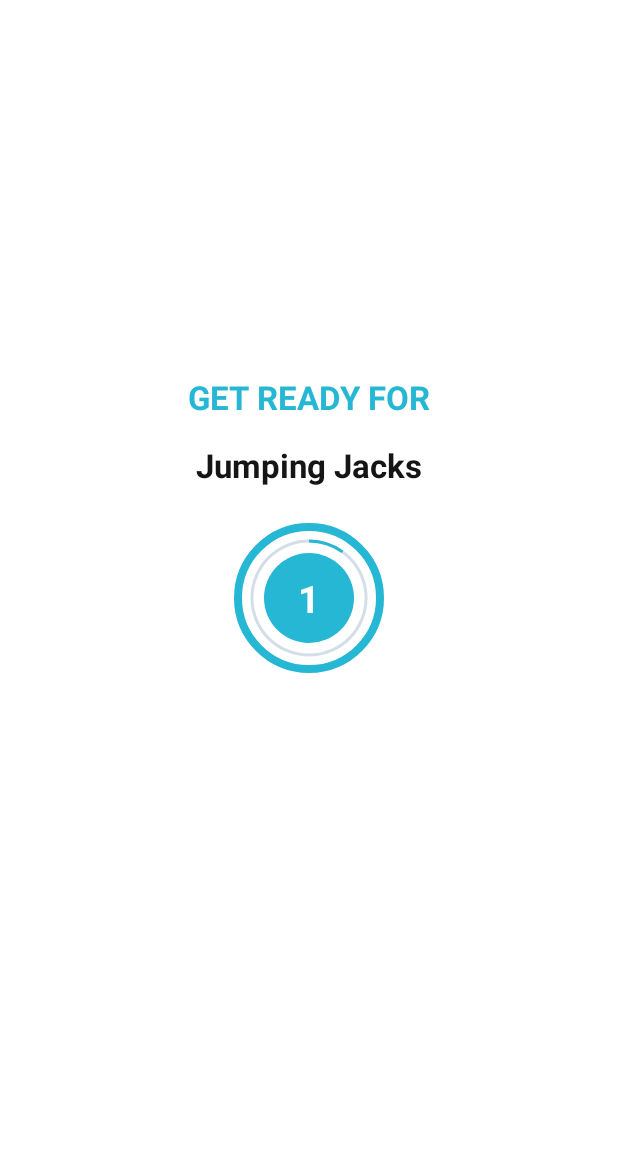
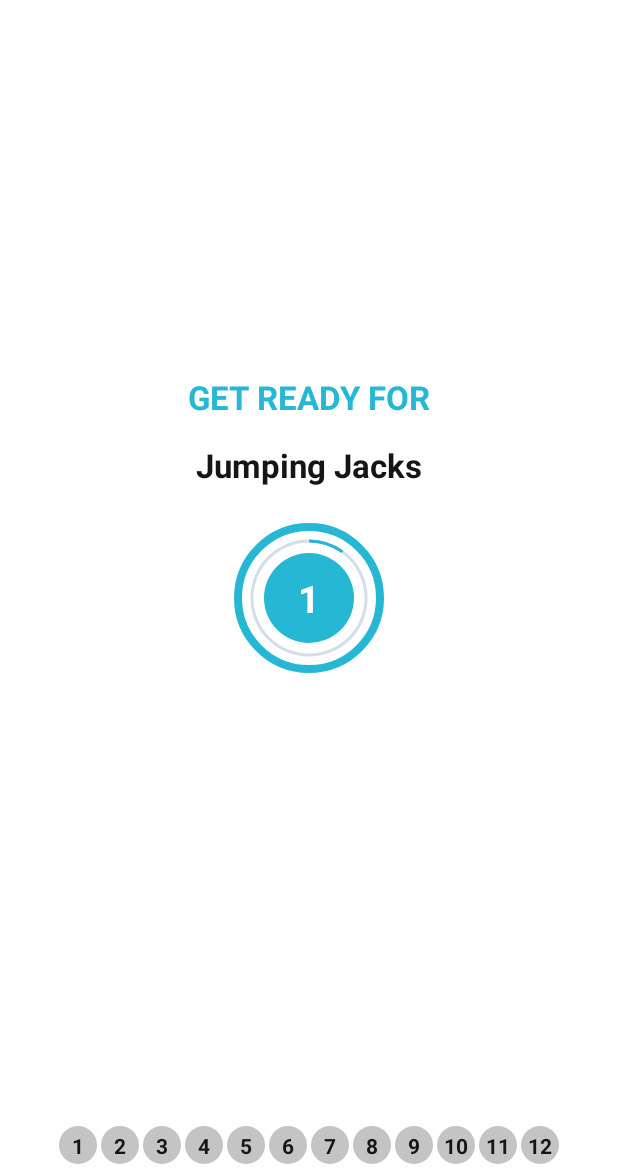
Before and after one commit to anibalventura/7-minutes-workout, an Android app: the ExerciseFragment screen opened through its navigation route, on a phone screen of 412 x 824 dp, the part 62-1236 px from its top. Run offline under Robolectric (Android 15) with nearby library versions, the phone set to English and light mode, and no system bars; our stand-ins replace data binding, navigation-ui.

Commit message:
Add exercise status.

```diff
--- a/app/build.gradle
+++ b/app/build.gradle
@@ -57,12 +57,15 @@ dependencies {
     // Support libraries
     implementation "androidx.appcompat:appcompat:1.2.0"
     implementation "androidx.fragment:fragment-ktx:1.2.5"
-    implementation "androidx.constraintlayout:constraintlayout:2.0.2"
+    implementation "androidx.constraintlayout:constraintlayout:2.0.4"
     implementation 'androidx.legacy:legacy-support-v4:1.0.0'
 
     // Navigation
     implementation "android.arch.navigation:navigation-fragment-ktx:$navigation_version"
     implementation "android.arch.navigation:navigation-ui-ktx:$navigation_version"
+
+    // RecyclerView
+    implementation 'androidx.recyclerview:recyclerview:1.1.0'
 
     // Preferences
     implementation "androidx.preference:preference-ktx:1.1.1"
--- /dev/null
+++ b/app/src/main/java/com/anibalventura/t7minutesworkout/adapters/ExerciseStatusAdapter.kt
@@ -0,0 +1,62 @@
+package com.anibalventura.t7minutesworkout.adapters
+
+import android.content.Context
+import android.view.LayoutInflater
+import android.view.View
+import android.view.ViewGroup
+import android.widget.TextView
+import androidx.core.app.ActivityCompat
+import androidx.core.content.ContextCompat
+import androidx.recyclerview.widget.RecyclerView
+import com.anibalventura.t7minutesworkout.R
+import com.anibalventura.t7minutesworkout.data.ExerciseModel
+import kotlinx.android.synthetic.main.item_exercise_status.view.*
+
+class ExerciseStatusAdapter(
+    private val items: MutableList<ExerciseModel>,
+    private val context: Context
+) :
+    RecyclerView.Adapter<ExerciseStatusAdapter.ViewHolder>() {
+
+    class ViewHolder(view: View) : RecyclerView.ViewHolder(view) {
+        val tvItem: TextView = view.tvItem
+    }
+
+    override fun onCreateViewHolder(parent: ViewGroup, viewType: Int): ViewHolder {
+        return ViewHolder(
+            LayoutInflater.from(context)
+                .inflate(R.layout.item_exercise_status, parent, false)
+        )
+    }
+
+    override fun onBindViewHolder(holder: ViewHolder, position: Int) {
+        val exerciseModel: ExerciseModel = items[position]
+        holder.tvItem.text = exerciseModel.getId().toString()
+
+        when {
+            exerciseModel.getIsSelected() -> {
+                holder.tvItem.background =
+                    ContextCompat.getDrawable(context, R.drawable.circular_item_accent_border)
+                holder.tvItem.setTextColor(
+                    ActivityCompat.getColor(context, R.color.secondaryTextColor)
+                )
+            }
+            exerciseModel.getIsCompleted() -> {
+                holder.tvItem.background =
+                    ContextCompat.getDrawable(context, R.drawable.circular_item_accent_bg)
+                holder.tvItem.setTextColor(
+                    ActivityCompat.getColor(context, R.color.primaryTextColor)
+                )
+            }
+            else -> {
+                holder.tvItem.background =
+                    ContextCompat.getDrawable(context, R.drawable.circular_item_bg)
+                holder.tvItem.setTextColor(
+                    ActivityCompat.getColor(context, R.color.secondaryTextColor)
+                )
+            }
+        }
+    }
+
+    override fun getItemCount(): Int = items.size
+}
--- a/app/src/main/java/com/anibalventura/t7minutesworkout/data/ExerciseModel.kt
+++ b/app/src/main/java/com/anibalventura/t7minutesworkout/data/ExerciseModel.kt
@@ -1,4 +1,6 @@
 package com.anibalventura.t7minutesworkout.data
+
+import com.anibalventura.t7minutesworkout.R
 
 data class ExerciseModel(
     private var id: Int,
@@ -52,3 +54,68 @@ data class ExerciseModel(
         this.isSelected = isSelected
     }
 }
+
+object Exercises {
+    fun getExercises(): MutableList<ExerciseModel> {
+        return mutableListOf(
+            ExerciseModel(
+                1, "Jumping Jacks", R.drawable.ic_jumping_jacks,
+                isCompleted = false,
+                isSelected = false
+            ),
+            ExerciseModel(
+                2, "Wall Sit", R.drawable.ic_wall_sit,
+                isCompleted = false,
+                isSelected = false
+            ),
+            ExerciseModel(
+                3, "Push Up", R.drawable.ic_push_up,
+                isCompleted = false,
+                isSelected = false
+            ),
+            ExerciseModel(
+                4, "Abdominal Crunch", R.drawable.ic_abdominal_crunch,
+                isCompleted = false,
+                isSelected = false
+            ),
+            ExerciseModel(
+                5, "Step-Up onto Chair", R.drawable.ic_step_up_onto_chair,
+                isCompleted = false,
+                isSelected = false
+            ),
+            ExerciseModel(6, "Squat", R.drawable.ic_squat, isCompleted = false, isSelected = false),
+            ExerciseModel(
+                7,
+                "Triceps Dip On Chair",
+                R.drawable.ic_triceps_dip_on_chair,
+                isCompleted = false,
+                isSelected = false
+            ),
+            ExerciseModel(8, "Plank", R.drawable.ic_plank, isCompleted = false, isSelected = false),
+            ExerciseModel(
+                9,
+                "High Knees Running In Place",
+                R.drawable.ic_high_knees_running_in_place,
+                isCompleted = false,
+                isSelected = false
+            ),
+            ExerciseModel(
+                10, "Lunges", R.drawable.ic_lunge,
+                isCompleted = false,
+                isSelected = false
+            ),
+            ExerciseModel(
+                11,
+                "Push up and Rotation",
+                R.drawable.ic_push_up_and_rotation,
+                isCompleted = false,
+                isSelected = false
+            ),
+            ExerciseModel(
+                12, "Side Plank", R.drawable.ic_side_plank,
+                isCompleted = false,
+                isSelected = false
+            )
+        )
+    }
+}
--- a/app/src/main/java/com/anibalventura/t7minutesworkout/ui/ExerciseFragment.kt
+++ b/app/src/main/java/com/anibalventura/t7minutesworkout/ui/ExerciseFragment.kt
@@ -9,10 +9,12 @@ import android.view.LayoutInflater
 import android.view.View
 import android.view.ViewGroup
 import androidx.fragment.app.Fragment
+import androidx.recyclerview.widget.LinearLayoutManager
 import com.anibalventura.t7minutesworkout.R
+import com.anibalventura.t7minutesworkout.adapters.ExerciseStatusAdapter
 import com.anibalventura.t7minutesworkout.data.ExerciseModel
+import com.anibalventura.t7minutesworkout.data.Exercises.getExercises
 import com.anibalventura.t7minutesworkout.databinding.FragmentExerciseBinding
-import com.anibalventura.t7minutesworkout.utils.Constants.getExercises
 import com.anibalventura.t7minutesworkout.utils.snackBarMsg
 import java.util.*
 
@@ -33,17 +35,19 @@ class ExerciseFragment : Fragment(), TextToSpeech.OnInitListener {
     private var tts: TextToSpeech? = null
     private var player: MediaPlayer? = null
 
+    private var exerciseStatusAdapter: ExerciseStatusAdapter? = null
+
     override fun onCreateView(
         inflater: LayoutInflater, container: ViewGroup?,
         savedInstanceState: Bundle?
     ): View? {
         _binding = FragmentExerciseBinding.inflate(inflater, container, false)
-
         tts = TextToSpeech(requireContext(), this)
         exerciseList = getExercises()
 
         startRestTimer(pauseOffset)
         setRestView()
+        setupExerciseStatusRecyclerView()
 
         return binding.root
     }
@@ -76,8 +80,9 @@ class ExerciseFragment : Fragment(), TextToSpeech.OnInitListener {
                 }
 
                 override fun onFinish() {
-                    currentExercisePosition++
                     setExerciseView()
+                    exerciseList!![currentExercisePosition].setIsSelected(true)
+                    exerciseStatusAdapter!!.notifyDataSetChanged()
                 }
             }.start()
     }
@@ -114,6 +119,9 @@ class ExerciseFragment : Fragment(), TextToSpeech.OnInitListener {
                         stopTimer()
                         startRestTimer(pauseOffset)
                         setRestView()
+                        exerciseList!![currentExercisePosition].setIsSelected(false)
+                        exerciseList!![currentExercisePosition].setIsCompleted(true)
+                        exerciseStatusAdapter!!.notifyDataSetChanged()
                     }
                     else -> snackBarMsg(
                         requireView(), getString(R.string.snack_bar_congratulations)
@@ -132,8 +140,16 @@ class ExerciseFragment : Fragment(), TextToSpeech.OnInitListener {
         speakOut(exerciseList!![currentExercisePosition + 1].getName())
         startExerciseTimer(pauseOffset)
 
+        currentExercisePosition++
         binding.ivExercise.setImageResource(exerciseList!![currentExercisePosition].getImage())
         binding.tvExerciseName.text = exerciseList!![currentExercisePosition].getName()
+    }
+
+    private fun setupExerciseStatusRecyclerView() {
+        binding.rvExerciseStatus.layoutManager =
+            LinearLayoutManager(requireContext(), LinearLayoutManager.HORIZONTAL, false)
+        exerciseStatusAdapter = ExerciseStatusAdapter(exerciseList!!, requireContext())
+        binding.rvExerciseStatus.adapter = exerciseStatusAdapter
     }
 
     /** ====================================== App exit/close ====================================== **/
--- a/app/src/main/java/com/anibalventura/t7minutesworkout/utils/Constants.kt
+++ b/app/src/main/java/com/anibalventura/t7minutesworkout/utils/Constants.kt
@@ -2,46 +2,7 @@
 
 package com.anibalventura.t7minutesworkout.utils
 
-import com.anibalventura.t7minutesworkout.R
-import com.anibalventura.t7minutesworkout.data.ExerciseModel
-
 object Constants {
     // Preferences.
     const val THEME = "theme"
-
-    // Exercises
-    fun getExercises(): MutableList<ExerciseModel> {
-        return mutableListOf(
-            ExerciseModel(1, "Jumping Jacks", R.drawable.ic_jumping_jacks, false, false),
-            ExerciseModel(2, "Wall Sit", R.drawable.ic_wall_sit, false, false),
-            ExerciseModel(3, "Push Up", R.drawable.ic_push_up, false, false),
-            ExerciseModel(4, "Abdominal Crunch", R.drawable.ic_abdominal_crunch, false, false),
-            ExerciseModel(5, "Step-Up onto Chair", R.drawable.ic_step_up_onto_chair, false, false),
-            ExerciseModel(6, "Squat", R.drawable.ic_squat, false, false),
-            ExerciseModel(
-                7,
-                "Triceps Dip On Chair",
-                R.drawable.ic_triceps_dip_on_chair,
-                false,
-                false
-            ),
-            ExerciseModel(8, "Plank", R.drawable.ic_plank, false, false),
-            ExerciseModel(
-                9,
-                "High Knees Running In Place",
-                R.drawable.ic_high_knees_running_in_place,
-                false,
-                false
-            ),
-            ExerciseModel(10, "Lunges", R.drawable.ic_lunge, false, false),
-            ExerciseModel(
-                11,
-                "Push up and Rotation",
-                R.drawable.ic_push_up_and_rotation,
-                false,
-                false
-            ),
-            ExerciseModel(12, "Side Plank", R.drawable.ic_side_plank, false, false)
-        )
-    }
 }
--- /dev/null
+++ b/app/src/main/res/drawable/circular_item_accent_bg.xml
@@ -0,0 +1,6 @@
+<?xml version="1.0" encoding="utf-8"?>
+<shape xmlns:android="http://schemas.android.com/apk/res/android"
+    android:shape="oval">
+
+    <solid android:color="@color/primaryColor" />
+</shape>
--- /dev/null
+++ b/app/src/main/res/drawable/circular_item_accent_bg_border_ripple.xml
@@ -0,0 +1,11 @@
+<?xml version="1.0" encoding="utf-8"?>
+<ripple xmlns:android="http://schemas.android.com/apk/res/android"
+    android:color="#C4C4C4">
+    <item android:id="@android:id/mask">
+        <shape android:shape="oval">
+            <solid android:color="#000000" />
+        </shape>
+    </item>
+
+    <item android:drawable="@drawable/circular_item_accent_border" />
+</ripple>
--- /dev/null
+++ b/app/src/main/res/drawable/circular_item_accent_border.xml
@@ -0,0 +1,9 @@
+<?xml version="1.0" encoding="utf-8"?>
+<shape xmlns:android="http://schemas.android.com/apk/res/android"
+    android:shape="oval">
+    <stroke
+        android:width="2dp"
+        android:color="@color/primaryColor" />
+
+    <solid android:color="#FFFFFF" />
+</shape>
--- /dev/null
+++ b/app/src/main/res/drawable/circular_item_bg.xml
@@ -0,0 +1,6 @@
+<?xml version="1.0" encoding="utf-8"?>
+<shape xmlns:android="http://schemas.android.com/apk/res/android"
+    android:shape="oval">
+
+    <solid android:color="#C4C4C4" />
+</shape>
--- a/app/src/main/res/layout/fragment_exercise.xml
+++ b/app/src/main/res/layout/fragment_exercise.xml
@@ -155,10 +155,18 @@
                         android:textSize="25sp"
                         android:textStyle="bold"
                         tools:ignore="HardcodedText" />
+
                 </LinearLayout>
             </FrameLayout>
+        </androidx.constraintlayout.widget.ConstraintLayout>
 
-        </androidx.constraintlayout.widget.ConstraintLayout>
+        <androidx.recyclerview.widget.RecyclerView
+            android:id="@+id/rvExerciseStatus"
+            android:layout_width="wrap_content"
+            android:layout_height="wrap_content"
+            android:layout_alignParentBottom="true"
+            android:layout_centerHorizontal="true"
+            android:layout_margin="5dp" />
 
     </RelativeLayout>
 </layout>
--- /dev/null
+++ b/app/src/main/res/layout/item_exercise_status.xml
@@ -0,0 +1,14 @@
+<?xml version="1.0" encoding="utf-8"?>
+<TextView xmlns:android="http://schemas.android.com/apk/res/android"
+    xmlns:tools="http://schemas.android.com/tools"
+    android:id="@+id/tvItem"
+    android:layout_width="25dp"
+    android:layout_height="25dp"
+    android:layout_margin="1dp"
+    android:background="@drawable/circular_item_bg"
+    android:gravity="center"
+    android:padding="3dp"
+    android:textColor="@color/secondaryTextColor"
+    android:textSize="14sp"
+    android:textStyle="bold"
+    tools:text="1" />
```
